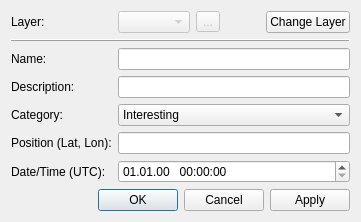
First picture: the form in place_marker_dialog_base.ui, repository jrenken/qgis-PlaceMarker, before the edit.
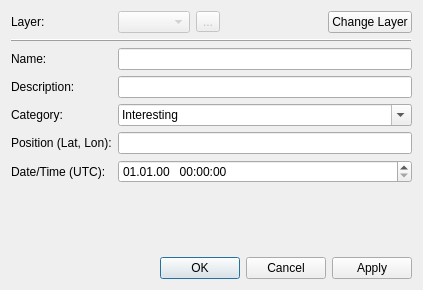
Second picture: the form after the edit. Custom widgets are drawn as their Qt base class.

Commit message: set time to UTC switch toolbar

What changed in the file:
```diff
--- a/place_marker_dialog_base.ui
+++ b/place_marker_dialog_base.ui
@@ -2,6 +2,14 @@
 <ui version="4.0">
  <class>PlaceMarkerDialogBase</class>
  <widget class="QDialog" name="PlaceMarkerDialogBase">
+  <property name="geometry">
+   <rect>
+    <x>0</x>
+    <y>0</y>
+    <width>423</width>
+    <height>290</height>
+   </rect>
+  </property>
   <property name="windowTitle">
    <string>Place Marker Object Attributes</string>
   </property>
@@ -110,6 +118,9 @@
      </item>
      <item row="4" column="1">
       <widget class="QComboBox" name="comboBoxCategory">
+       <property name="editable">
+        <bool>true</bool>
+       </property>
        <item>
         <property name="text">
          <string>Interesting</string>
@@ -135,7 +146,11 @@
       </widget>
      </item>
      <item row="5" column="1">
-      <widget class="QLineEdit" name="lineEditPosition"/>
+      <widget class="QLineEdit" name="lineEditPosition">
+       <property name="readOnly">
+        <bool>true</bool>
+       </property>
+      </widget>
      </item>
      <item row="6" column="0">
       <widget class="QLabel" name="label_5">
```
The commit also changes 2 other files.
